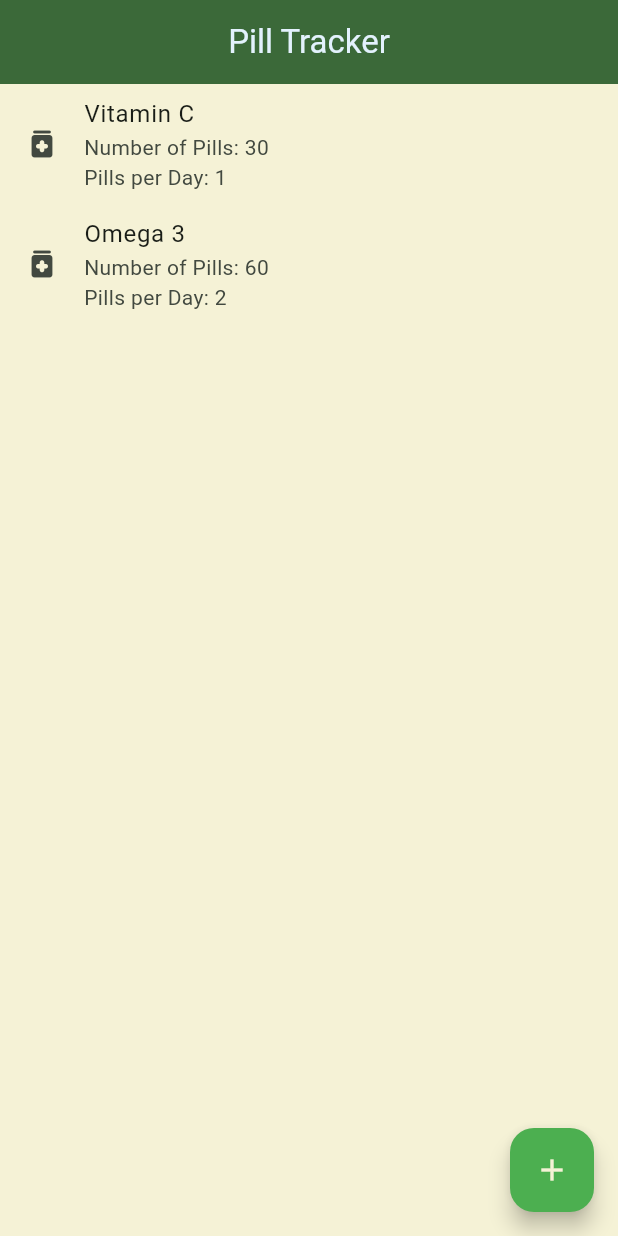
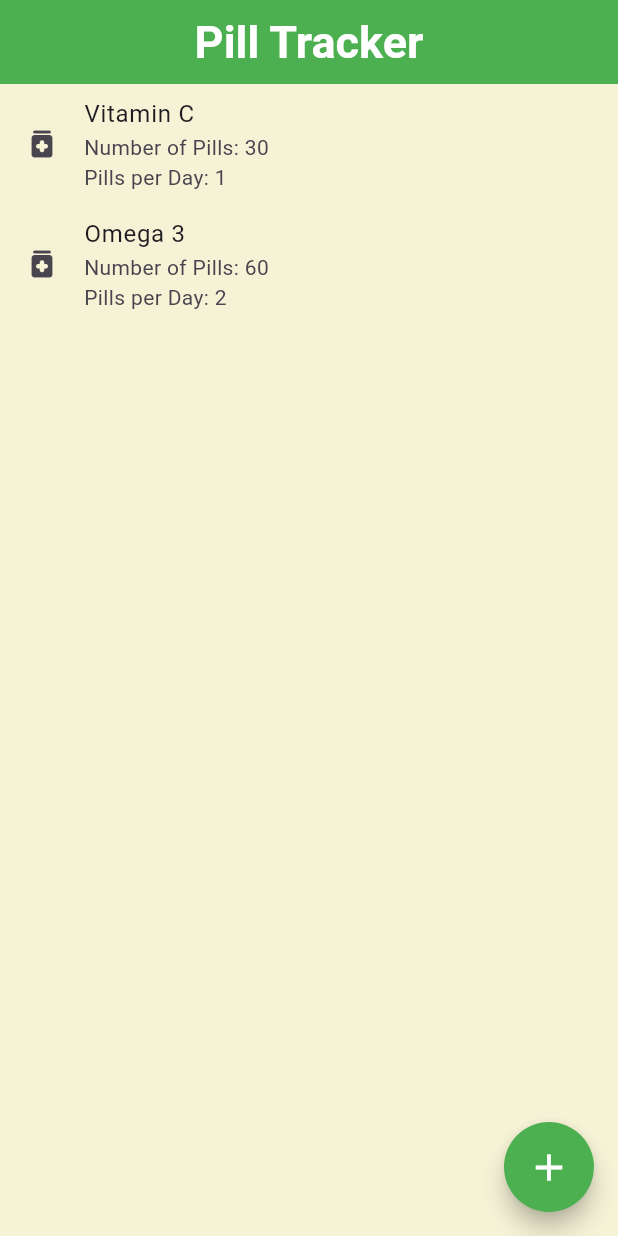
Before and after one commit to linnathoncode/PillTracker, a Flutter app: the screen it shows after launch, on a phone screen of 412 x 824 dp. Run offline on Flutter 3.47's test engine with Material 3 defaults, Android fonts, the phone set to English and light mode, and no system bars.

Commit message:
added clean architecture and added light and dark themes

```diff
--- /dev/null
+++ b/lib/core/configs/theme/app_colors.dart
@@ -0,0 +1,8 @@
+import 'package:flutter/material.dart';
+
+class AppColors {
+  // temporary
+  static const primary = Colors.green;
+  static const lightSurface = Color.fromARGB(255, 245, 242, 214);
+  static const darkSurface = Color.fromARGB(255, 42, 42, 42);
+}
--- /dev/null
+++ b/lib/core/configs/theme/app_themes.dart
@@ -0,0 +1,78 @@
+import 'package:flutter/material.dart';
+import 'package:pill_tracker/core/configs/theme/app_colors.dart';
+
+class AppThemes {
+  static final lightTheme = ThemeData(
+    appBarTheme: const AppBarTheme(
+      backgroundColor: AppColors.primary,
+      foregroundColor: Colors.white,
+      titleTextStyle: TextStyle(fontSize: 30, fontWeight: FontWeight.bold),
+      centerTitle: true,
+    ),
+    primaryColor: AppColors.primary,
+    scaffoldBackgroundColor: AppColors.lightSurface,
+    brightness: Brightness.light,
+    floatingActionButtonTheme: FloatingActionButtonThemeData(
+      sizeConstraints: const BoxConstraints.tightFor(
+        width: 60,
+        height: 60,
+      ),
+      foregroundColor: Colors.white,
+      backgroundColor: AppColors.primary,
+      iconSize: 30,
+      shape: RoundedRectangleBorder(
+        borderRadius: BorderRadius.circular(45),
+      ),
+    ),
+    elevatedButtonTheme: ElevatedButtonThemeData(
+      style: ElevatedButton.styleFrom(
+        backgroundColor: AppColors.primary,
+        foregroundColor: Colors.white,
+        textStyle: const TextStyle(
+          fontSize: 20,
+          fontWeight: FontWeight.bold,
+        ),
+      ),
+    ),
+    bottomSheetTheme: const BottomSheetThemeData(
+      backgroundColor: AppColors.lightSurface,
+      shape: RoundedRectangleBorder(
+        borderRadius: BorderRadius.vertical(top: Radius.circular(20)),
+      ),
+    ),
+  );
+
+  static final darkTheme = ThemeData(
+    appBarTheme: const AppBarTheme(
+      backgroundColor: AppColors.primary,
+      foregroundColor: Colors.white,
+      titleTextStyle: TextStyle(fontSize: 30, fontWeight: FontWeight.bold),
+      centerTitle: true,
+    ),
+    primaryColor: AppColors.primary,
+    scaffoldBackgroundColor: AppColors.darkSurface,
+    brightness: Brightness.dark,
+    floatingActionButtonTheme: FloatingActionButtonThemeData(
+      sizeConstraints: const BoxConstraints.tightFor(
+        width: 60,
+        height: 60,
+      ),
+      iconSize: 30,
+      foregroundColor: Colors.white,
+      backgroundColor: AppColors.primary,
+      shape: RoundedRectangleBorder(
+        borderRadius: BorderRadius.circular(45),
+      ),
+    ),
+    elevatedButtonTheme: ElevatedButtonThemeData(
+      style: ElevatedButton.styleFrom(
+        backgroundColor: AppColors.primary,
+        foregroundColor: Colors.white,
+        textStyle: const TextStyle(
+          fontSize: 20,
+          fontWeight: FontWeight.bold,
+        ),
+      ),
+    ),
+  );
+}
--- a/lib/main.dart
+++ b/lib/main.dart
@@ -1,6 +1,7 @@
 import 'package:flutter/material.dart';
-import 'package:pill_tracker/objects/pills.dart';
-import 'components/bottom_sheet.dart' as custom;
+import 'package:pill_tracker/core/configs/theme/app_themes.dart';
+import 'package:pill_tracker/domain/entities/pills.dart';
+import 'presentation/widgets/bottom_sheet.dart' as custom;
 
 void main() {
   runApp(const MyApp());
@@ -15,12 +16,9 @@ class MyApp extends StatelessWidget {
     return MaterialApp(
       title: 'Flutter Demo',
       debugShowCheckedModeBanner: false,
-      theme: ThemeData(
-        colorScheme: ColorScheme.fromSeed(
-            seedColor: Colors.green,
-            surface: const Color.fromARGB(255, 245, 242, 214)),
-        useMaterial3: true,
-      ),
+      theme: AppThemes.lightTheme,
+      darkTheme: AppThemes.darkTheme,
+      themeMode: ThemeMode.system,
       home: const MyHomePage(),
     );
   }
@@ -80,9 +78,12 @@ class _MyHomePageState extends State<MyHomePage> {
     return Scaffold(
       appBar: AppBar(
         centerTitle: true,
-        title: const Text("Pill Tracker"),
-        backgroundColor: Theme.of(context).primaryColor,
-        foregroundColor: Theme.of(context).secondaryHeaderColor,
+        title: Text(
+          "Pill Tracker",
+          style: Theme.of(context).appBarTheme.titleTextStyle,
+        ),
+        foregroundColor: Theme.of(context).appBarTheme.foregroundColor,
+        backgroundColor: Theme.of(context).appBarTheme.backgroundColor,
       ),
       body: SizedBox(
         height: double.infinity,
@@ -108,10 +109,14 @@ class _MyHomePageState extends State<MyHomePage> {
         ),
       ),
       floatingActionButton: FloatingActionButton(
-        foregroundColor: Theme.of(context).canvasColor,
-        backgroundColor: Colors.green,
+        foregroundColor:
+            Theme.of(context).floatingActionButtonTheme.foregroundColor,
+        backgroundColor:
+            Theme.of(context).floatingActionButtonTheme.backgroundColor,
+        shape: Theme.of(context).floatingActionButtonTheme.shape,
         onPressed: () {
           showModalBottomSheet(
+            backgroundColor: Theme.of(context).bottomSheetTheme.backgroundColor,
             context: context,
             isScrollControlled: true,
             builder: (context) {
@@ -119,7 +124,8 @@ class _MyHomePageState extends State<MyHomePage> {
             },
           );
         },
-        child: const Icon(Icons.add),
+        child: Icon(Icons.add,
+            size: Theme.of(context).floatingActionButtonTheme.iconSize),
       ),
       floatingActionButtonLocation: FloatingActionButtonLocation.endFloat,
     );
--- a/lib/components/bottom_sheet.dart
+++ b/lib/presentation/widgets/bottom_sheet.dart
@@ -179,6 +179,7 @@ class _BottomSheetState extends State<BottomSheet> {
             ),
             const SizedBox(height: 16),
             ElevatedButton(
+              style: Theme.of(context).elevatedButtonTheme.style,
               onPressed: () {
                 widget.addPills(
                   name: nameController.text.toString(),
```
Also changed, not shown: lib/domain/entities/pills.dart (renamed from lib/objects/pills.dart).
